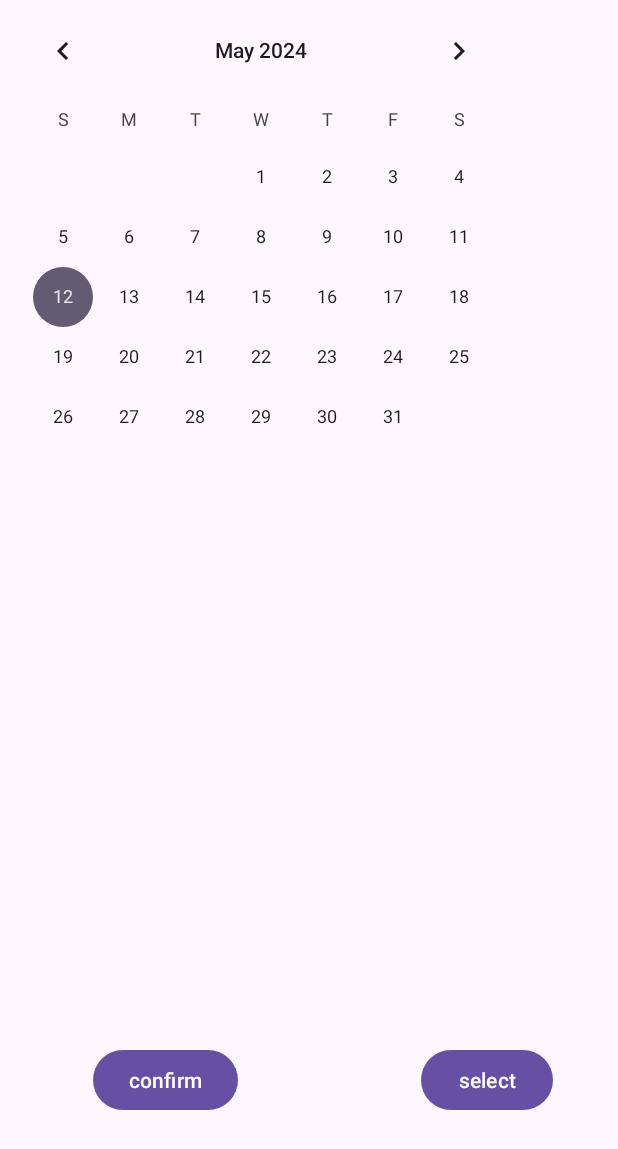
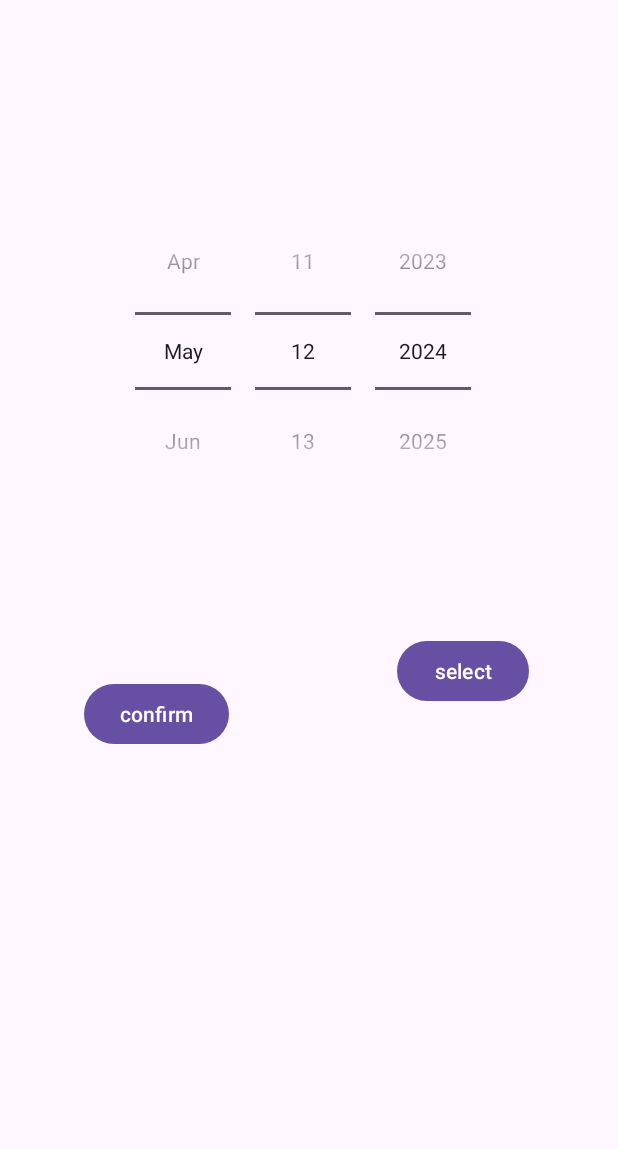
Before and after one commit to 276242/finalproject1, an Android app: the layout dialog_edit_date.xml on its own in the app's theme, with its tools: preview values and no code run, on a phone screen of 412 x 824 dp. Shown: the top 1149 px of the screen. Run offline under Robolectric (Android 15) with nearby library versions, the light colour scheme and no system bars.

Commit message:
update naastepny v6

```diff
--- a/app/src/main/java/com/example/maddbtestapp2/MainActivity.kt
+++ b/app/src/main/java/com/example/maddbtestapp2/MainActivity.kt
@@ -35,12 +35,10 @@
         super.onCreate(savedInstanceState)
         setContentView(R.layout.activity_main)
 
-        // Initialize views
         recyclerView = findViewById(R.id.recyclerViewVacc)
         fabAddVaccine = findViewById(R.id.addNewVaccineFAB)
         val homeButton = findViewById<ImageView>(R.id.homeButton)
 
-        // Initialize RecyclerView and its adapter
         vaccinationAdapter = VaccinationAdapter(itemList) { vaccination ->
             val intent = Intent(this, VaccinationActivity::class.java)
             intent.putExtra("id", vaccination.id!!.toInt())
@@ -50,7 +48,6 @@
             startActivity(intent)
         }
 
-        // Fetch data from database and update RecyclerView
         CoroutineScope(Dispatchers.IO).launch {
             val connection = DbConnect.getConnection()
             val vaccinesQueries = VaccinesQueries(connection = connection)
@@ -65,13 +62,11 @@
             }
         }
 
-        // Set up click listener for adding a new vaccine
         fabAddVaccine.setOnClickListener {
             val intent = Intent(this, AddNewVaccActivity::class.java)
             startActivity(intent)
         }
 
-        // Set up click listener for home button
         homeButton.setOnClickListener {
             goToMainActivity()
         }
@@ -86,4 +81,3 @@
         finish()
     }
 }
-//
--- a/app/src/main/java/com/example/maddbtestapp2/databaseConfig/DbConnect.kt
+++ b/app/src/main/java/com/example/maddbtestapp2/databaseConfig/DbConnect.kt
@@ -21,11 +21,8 @@
 
         fun getConnection(): Connection {
             try {
-                // Load the JDBC driver
                 Class.forName("com.mysql.jdbc.Driver")
-                // Establish a connection
                 val conn = DriverManager.getConnection(connectionUrl)
-                // Test connection
                 println("Connected to the database")
                 return conn
             } catch (e: SQLException) {
--- a/app/src/main/java/com/example/maddbtestapp2/history/HistoryDAO.kt
+++ b/app/src/main/java/com/example/maddbtestapp2/history/HistoryDAO.kt
@@ -9,6 +9,7 @@
     fun getDateAdministeredByVaccineId(vaccineId: Int): Date?
     fun getAllHistories(): Set<History?>?
     fun insertHistory(history: History): Boolean
+    fun updateAdministrationDate(id: Int, newDate: Date): Boolean
     fun updateHistory(id: Int, history: History): Boolean
     fun deleteHistory(id: Int): Boolean
 }
--- a/app/src/main/java/com/example/maddbtestapp2/user/UserQueries.kt
+++ b/app/src/main/java/com/example/maddbtestapp2/user/UserQueries.kt
@@ -1,4 +1,5 @@
-package com.example.maddbtestapp2.user//package com.example.maddbtestapp2
+//package com.example.maddbtestapp2.user
+//
 //
 //
 //import com.example.myapplicationmad.firestore.User
--- a/app/src/main/java/com/example/maddbtestapp2/vaccine/VaccineHistoryItem.kt
+++ b/app/src/main/java/com/example/maddbtestapp2/vaccine/VaccineHistoryItem.kt
@@ -3,6 +3,7 @@
 import java.sql.Date
 
 data class VaccineHistoryItem(
+    var historyId: Int? = null,
     var vaccineName: String,
     var administrationDate: Date
 )
--- a/app/src/main/res/layout/dialog_edit_date.xml
+++ b/app/src/main/res/layout/dialog_edit_date.xml
@@ -5,32 +5,49 @@
     android:layout_width="match_parent"
     android:layout_height="match_parent">
 
+
+    <DatePicker
+        android:id="@+id/datePicker2"
+        android:layout_width="274dp"
+        android:layout_height="220dp"
+        android:layout_centerHorizontal="true"
+        android:layout_marginStart="70dp"
+        android:layout_marginTop="99dp"
+        android:layout_marginEnd="70dp"
+        android:layout_marginBottom="47dp"
+        android:calendarViewShown="false"
+        android:datePickerMode="spinner"
+        app:layout_constraintBottom_toTopOf="@+id/selDateButton"
+        app:layout_constraintEnd_toEndOf="parent"
+        app:layout_constraintStart_toStartOf="parent"
+        app:layout_constraintTop_toTopOf="parent" />
+
     <Button
         android:id="@+id/selDateButton"
         android:layout_width="wrap_content"
         android:layout_height="wrap_content"
-        android:layout_marginEnd="43dp"
-        android:layout_marginBottom="80dp"
+        android:layout_marginStart="112dp"
+        android:layout_marginEnd="60dp"
+        android:layout_marginBottom="324dp"
         android:text="select"
         app:layout_constraintBottom_toBottomOf="parent"
         app:layout_constraintEnd_toEndOf="parent"
+        app:layout_constraintStart_toEndOf="@+id/confirmButton"
+        app:layout_constraintTop_toBottomOf="@+id/datePicker2"
         tools:ignore="HardcodedText" />
 
     <Button
         android:id="@+id/confirmButton"
         android:layout_width="wrap_content"
         android:layout_height="wrap_content"
-        android:layout_marginStart="62dp"
-        android:layout_marginBottom="80dp"
+        android:layout_marginStart="56dp"
+        android:layout_marginBottom="324dp"
         android:text="confirm"
         app:layout_constraintBottom_toBottomOf="parent"
+        app:layout_constraintEnd_toStartOf="@+id/selDateButton"
         app:layout_constraintStart_toStartOf="parent"
+        app:layout_constraintTop_toBottomOf="@+id/datePicker2"
+        app:layout_constraintVertical_bias="1.0"
         tools:ignore="HardcodedText" />
 
-    <CalendarView
-        android:id="@+id/calendarView"
-        android:layout_width="wrap_content"
-        android:layout_height="wrap_content"
-        tools:layout_editor_absoluteX="31dp"
-        tools:layout_editor_absoluteY="145dp" />
 </androidx.constraintlayout.widget.ConstraintLayout>
```
Also changed, not shown: app/src/main/java/com/example/maddbtestapp2/adapters/VaccineHistoryAdapter.kt (+39 -4 lines), app/src/main/java/com/example/maddbtestapp2/databaseConfig/DBtest.kt (deleted, +0 -56 lines), app/src/main/java/com/example/maddbtestapp2/history/HistoryQueries.kt (+9 -0 lines), app/src/main/java/com/example/maddbtestapp2/vaccine/VaccinationActivity.kt (+11 -3 lines).
